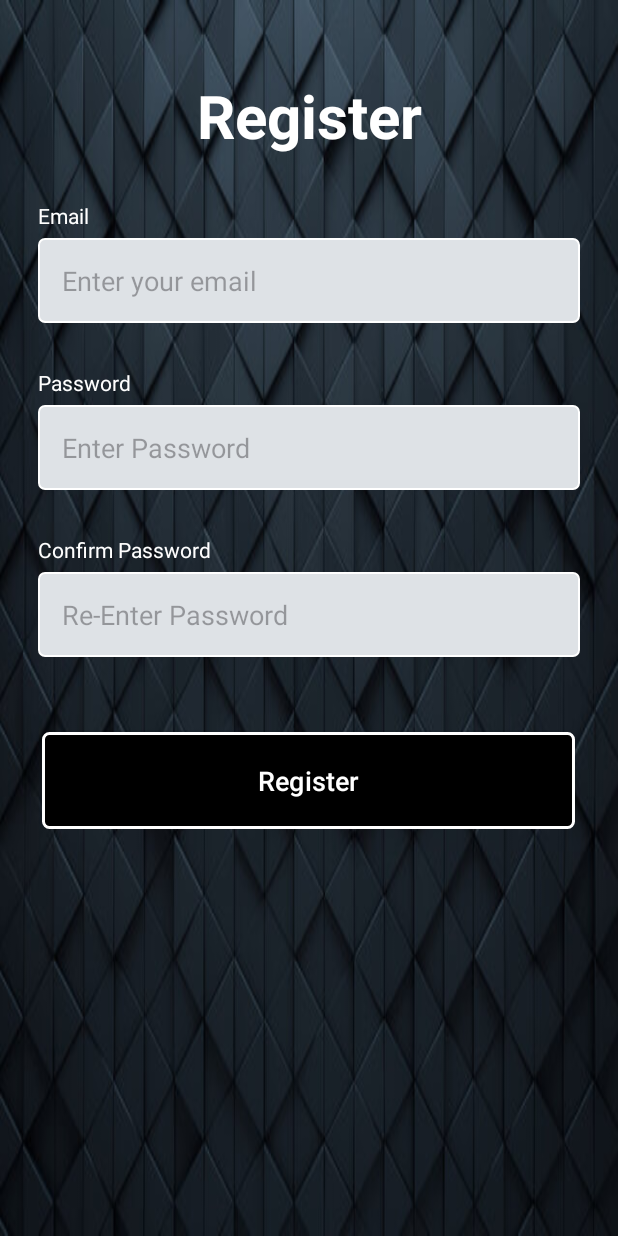
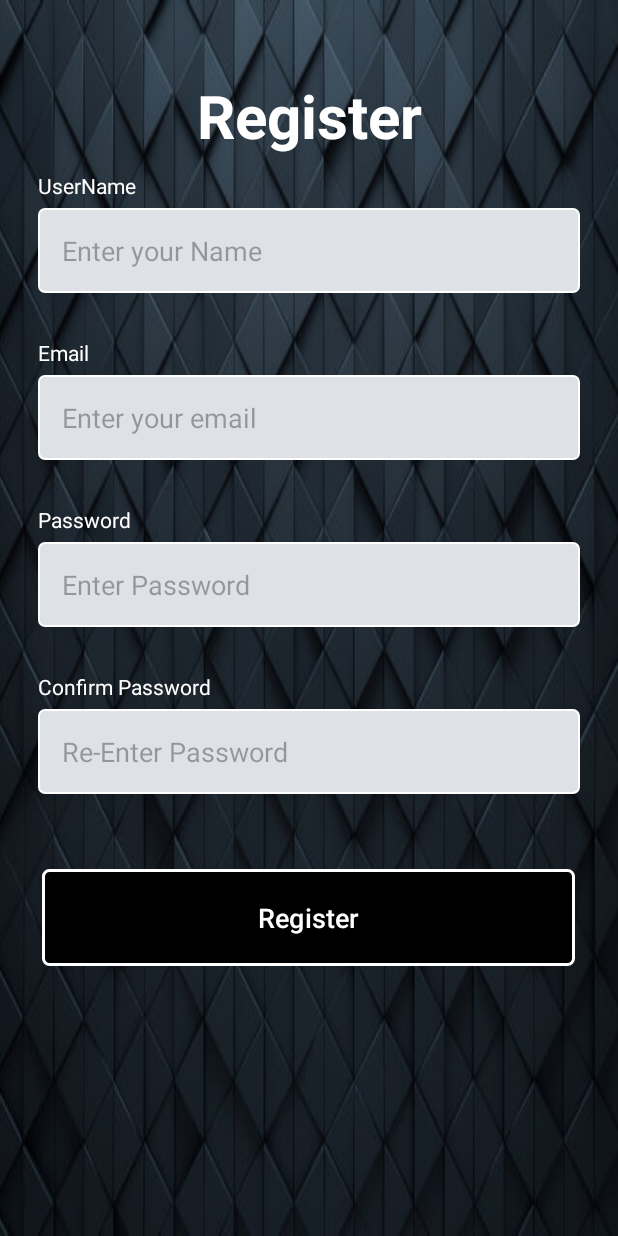
Before and after one commit to Said-ob7/MyQuiz, an Android app: the Register screen opened directly, with no data from a screen before it, on a phone screen of 412 x 824 dp. Run offline under Robolectric (Android 15) with nearby library versions, the phone set to English and light mode, and no system bars; our stand-ins replace Firebase (no records; nobody signed in at launch, a user with empty details on screens opened directly).

Commit message:
Added a LeaderBoard to show the score of all the Users

```diff
--- a/app/build.gradle.kts
+++ b/app/build.gradle.kts
@@ -42,5 +42,6 @@ dependencies {
     implementation(platform("com.google.firebase:firebase-bom:32.8.1"))
     implementation("com.google.firebase:firebase-analytics")
     implementation("com.google.firebase:firebase-auth")
+    implementation("com.google.firebase:firebase-database")
 
 }
--- a/app/src/main/AndroidManifest.xml
+++ b/app/src/main/AndroidManifest.xml
@@ -12,6 +12,9 @@
         android:supportsRtl="true"
         android:theme="@style/Theme.MyQuiz"
         tools:targetApi="31">
+        <activity
+            android:name=".LeaderboardActivity"
+            android:exported="false" />
         <activity
             android:name=".Score"
             android:exported="false" />
--- a/app/src/main/java/com/example/myquiz/Register.java
+++ b/app/src/main/java/com/example/myquiz/Register.java
@@ -20,14 +20,19 @@ import com.google.android.gms.tasks.Task;
 import com.google.firebase.FirebaseApp;
 import com.google.firebase.auth.AuthResult;
 import com.google.firebase.auth.FirebaseAuth;
+import com.google.firebase.database.DatabaseReference;
+import com.google.firebase.database.FirebaseDatabase;
 
 public class Register extends AppCompatActivity {
 
-    EditText FullName, Email, Password, ConfirmPassword;
+    EditText Username, Email, Password, ConfirmPassword;
 
     Button RegisterBtn;
 
     FirebaseAuth MyAuthentication;
+
+    DatabaseReference root;
+
 
     @Override
     protected void onCreate(Bundle savedInstanceState) {
@@ -41,50 +46,61 @@ public class Register extends AppCompatActivity {
             return insets;
         });
 
-//        FullName = findViewById(R.id.NameRegister);
+        Username = findViewById(R.id.UserNameReg);
         Email = findViewById(R.id.EmailRegister);
         Password = findViewById(R.id.PasswordRegister);
         ConfirmPassword = findViewById(R.id.ConfirmPasswordRegister);
         RegisterBtn = findViewById(R.id.RegisterRegister);
         MyAuthentication=FirebaseAuth.getInstance();
+        root = FirebaseDatabase.getInstance().getReference();
         RegisterBtn.setOnClickListener(new View.OnClickListener() {
             @Override
             public void onClick(View v) {
-                String mail =Email.getText().toString();
+                String username = Username.getText().toString();
+                String mail = Email.getText().toString();
                 String pass = Password.getText().toString();
                 String pass2 = ConfirmPassword.getText().toString();
-                if(TextUtils.isEmpty(mail)||TextUtils.isEmpty(pass)||TextUtils.isEmpty(pass2)){
+                if (TextUtils.isEmpty(mail) || TextUtils.isEmpty(pass) || TextUtils.isEmpty(pass2)) {
                     Toast.makeText(Register.this, "Please Fill All The Required Fields", Toast.LENGTH_SHORT).show();
                     return;
                 }
-                if (pass.length()<6){
-                    Toast.makeText(Register.this,"Password Should Be Longer Than 6", Toast.LENGTH_SHORT).show();
+                if (pass.length() < 6) {
+                    Toast.makeText(Register.this, "Password Should Be Longer Than 6", Toast.LENGTH_SHORT).show();
                     return;
                 }
-                if (!pass.equals(pass2)){
+                if (!pass.equals(pass2)) {
                     Toast.makeText(Register.this, "Passwords Doesn't Match", Toast.LENGTH_SHORT).show();
                     return;
                 }
-                signup(mail, pass);
+
+                signup(mail, pass, username);
             }
         });
+
     }
-    public void signup(String mail ,String pass) {
+    public void signup(String mail, String pass, String username) {
         MyAuthentication.createUserWithEmailAndPassword(mail, pass)
                 .addOnCompleteListener(this, new OnCompleteListener<AuthResult>() {
                     @Override
                     public void onComplete(@NonNull Task<AuthResult> task) {
-                        if(task.isSuccessful()){
-                            Toast.makeText(Register.this, "Register Successful",Toast.LENGTH_LONG).show();
+                        if (task.isSuccessful()) {
+                            // Get the user ID
+                            String userId = MyAuthentication.getCurrentUser().getUid();
+
+                            // Save username to database
+                            root.child("users").child(userId).child("username").setValue(username);
+
+                            // Initialize the user's score to 0
+                            root.child("users").child(userId).child("score").setValue(0);
+
+                            Toast.makeText(Register.this, "Register Successful", Toast.LENGTH_LONG).show();
                             startActivity(new Intent(Register.this, MainActivity.class));
                             finish();
-                        }
-                        else {
-                            Toast.makeText(Register.this, "Register Failed"+task.getException().getMessage(),
+                        } else {
+                            Toast.makeText(Register.this, "Register Failed" + task.getException().getMessage(),
                                     Toast.LENGTH_LONG).show();
                         }
                     }
                 });
-
     }
 }
--- a/app/src/main/res/layout/activity_main.xml
+++ b/app/src/main/res/layout/activity_main.xml
@@ -42,7 +42,7 @@
         android:layout_marginTop="5dp"
         android:layout_marginLeft="25dp"
         android:layout_marginRight="25dp"
-        android:textColor="#BDBDBD"
+        android:textColor="@color/black"
         android:background="@drawable/edittext_outline"
         android:padding="16dp"
         tools:ignore="HardcodedText" />
@@ -69,7 +69,7 @@
         android:layout_marginTop="5dp"
         android:layout_marginLeft="25dp"
         android:layout_marginRight="25dp"
-        android:textColor="#BDBDBD"
+        android:textColor="@color/black"
         android:background="@drawable/edittext_outline"
         android:padding="16dp"
         tools:ignore="HardcodedText" />
--- a/app/src/main/res/layout/activity_register.xml
+++ b/app/src/main/res/layout/activity_register.xml
@@ -23,31 +23,31 @@
         android:textSize="40sp"
         tools:ignore="HardcodedText" />
 
-<!--    <TextView-->
-<!--        android:layout_width="match_parent"-->
-<!--        android:layout_height="wrap_content"-->
-<!--        android:text="Full Name"-->
-<!--        android:textColor="@color/white"-->
-<!--        android:layout_marginStart="25dp"-->
-<!--        android:layout_marginEnd="25dp"-->
-<!--        android:layout_marginTop="50dp"-->
-<!--        tools:ignore="HardcodedText">-->
+    <TextView
+        android:layout_width="match_parent"
+        android:layout_height="wrap_content"
+        android:text="UserName"
+        android:textColor="@color/white"
+        android:layout_marginStart="25dp"
+        android:layout_marginEnd="25dp"
+        android:layout_marginTop="10dp"
+        tools:ignore="HardcodedText">
 
-<!--    </TextView>-->
+    </TextView>
 
-<!--    <EditText-->
-<!--        android:id="@+id/NameRegister"-->
-<!--        android:layout_width="match_parent"-->
-<!--        android:layout_height="wrap_content"-->
-<!--        android:inputType="textEmailAddress"-->
-<!--        android:hint="Enter your Name"-->
-<!--        android:layout_marginTop="5dp"-->
-<!--        android:layout_marginLeft="25dp"-->
-<!--        android:layout_marginRight="25dp"-->
-<!--        android:textColor="#BDBDBD"-->
-<!--        android:background="@drawable/edittext_outline"-->
-<!--        android:padding="16dp"-->
-<!--        tools:ignore="HardcodedText" />-->
+    <EditText
+        android:id="@+id/UserNameReg"
+        android:layout_width="match_parent"
+        android:layout_height="wrap_content"
+        android:inputType="textEmailAddress"
+        android:hint="Enter your Name"
+        android:layout_marginTop="5dp"
+        android:layout_marginLeft="25dp"
+        android:layout_marginRight="25dp"
+        android:textColor="@color/black"
+        android:background="@drawable/edittext_outline"
+        android:padding="16dp"
+        tools:ignore="HardcodedText" />
 
     <TextView
         android:layout_width="match_parent"
@@ -70,7 +70,7 @@
         android:layout_marginTop="5dp"
         android:layout_marginLeft="25dp"
         android:layout_marginRight="25dp"
-        android:textColor="#BDBDBD"
+        android:textColor="@color/black"
         android:background="@drawable/edittext_outline"
         android:padding="16dp"
         tools:ignore="HardcodedText" />
@@ -96,7 +96,7 @@
         android:layout_marginTop="5dp"
         android:layout_marginLeft="25dp"
         android:layout_marginRight="25dp"
-        android:textColor="#BDBDBD"
+        android:textColor="@color/black"
         android:background="@drawable/edittext_outline"
         android:padding="16dp"
         tools:ignore="HardcodedText" />
@@ -121,7 +121,7 @@
         android:layout_marginTop="5dp"
         android:layout_marginLeft="25dp"
         android:layout_marginRight="25dp"
-        android:textColor="#BDBDBD"
+        android:textColor="@color/black"
         android:background="@drawable/edittext_outline"
         android:padding="16dp"
         tools:ignore="HardcodedText" />
--- a/build.gradle.kts
+++ b/build.gradle.kts
@@ -1,3 +1,8 @@
+buildscript {
+    dependencies {
+        classpath(libs.google.services)
+    }
+}
 // Top-level build file where you can add configuration options common to all sub-projects/modules.
 plugins {
     alias(libs.plugins.androidApplication) apply false
--- a/gradle/libs.versions.toml
+++ b/gradle/libs.versions.toml
@@ -7,6 +7,8 @@ appcompat = "1.6.1"
 material = "1.11.0"
 activity = "1.8.0"
 constraintlayout = "2.1.4"
+googleServices = "4.4.1"
+firebaseDatabase = "21.0.0"
 
 [libraries]
 junit = { group = "junit", name = "junit", version.ref = "junit" }
@@ -16,6 +18,8 @@ appcompat = { group = "androidx.appcompat", name = "appcompat", version.ref = "a
 material = { group = "com.google.android.material", name = "material", version.ref = "material" }
 activity = { group = "androidx.activity", name = "activity", version.ref = "activity" }
 constraintlayout = { group = "androidx.constraintlayout", name = "constraintlayout", version.ref = "constraintlayout" }
+google-services = { group = "com.google.gms", name = "google-services", version.ref = "googleServices" }
+firebase-database = { group = "com.google.firebase", name = "firebase-database", version.ref = "firebaseDatabase" }
 
 [plugins]
 androidApplication = { id = "com.android.application", version.ref = "agp" }
```
Also changed, not shown: app/src/main/java/com/example/myquiz/LeaderboardActivity.java (added, +79 -0 lines), app/src/main/java/com/example/myquiz/Score.java (+25 -7 lines), app/src/main/res/drawable/arrow_forward.xml (added, +11 -0 lines), app/src/main/res/layout/activity_leaderboard.xml (added, +14 -0 lines), app/src/main/res/layout/activity_score.xml (+12 -0 lines), 1 other file.
